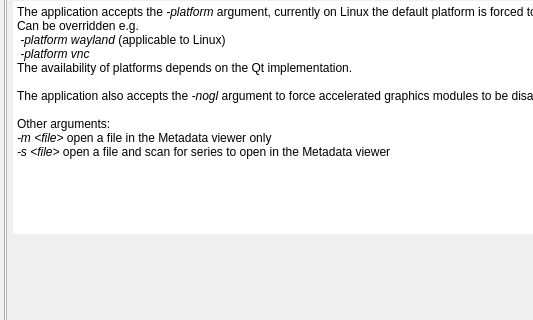
The window that GUI/settingswidget.ui (AlizaMedicalImaging/AlizaMS) describes before a commit, drawn with Qt 5; both pictures show x 0 to 533 and y 148 to 468 of the 1005 by 653 pixel window.
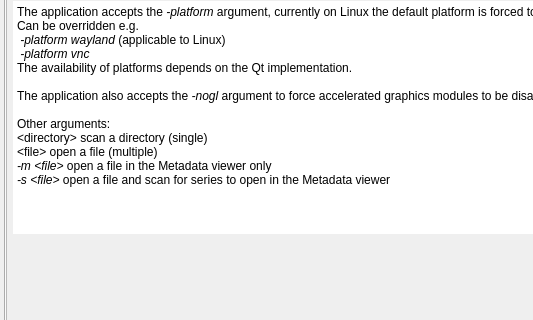
The same window after the commit. The open tabs and pages were chosen to show the change.

What changed in the file:
```diff
--- a/GUI/settingswidget.ui
+++ b/GUI/settingswidget.ui
@@ -825,8 +825,11 @@
 &lt;p align=&quot;justify&quot; style=&quot; margin-top:0px; margin-bottom:0px; margin-left:0px; margin-right:0px; -qt-block-indent:0; text-indent:0px;&quot;&gt;The application also accepts the &lt;span style=&quot; font-style:italic;&quot;&gt;-nogl&lt;/span&gt; argument to force accelerated graphics modules to be disabled.&lt;/p&gt;
 &lt;p align=&quot;justify&quot; style=&quot;-qt-paragraph-type:empty; margin-top:0px; margin-bottom:0px; margin-left:0px; margin-right:0px; -qt-block-indent:0; text-indent:0px;&quot;&gt;&lt;br /&gt;&lt;/p&gt;
 &lt;p align=&quot;justify&quot; style=&quot; margin-top:0px; margin-bottom:0px; margin-left:0px; margin-right:0px; -qt-block-indent:0; text-indent:0px;&quot;&gt;Other arguments:&lt;/p&gt;
+&lt;p align=&quot;justify&quot; style=&quot; margin-top:0px; margin-bottom:0px; margin-left:0px; margin-right:0px; -qt-block-indent:0; text-indent:0px;&quot;&gt;&amp;lt;directory&amp;gt; scan a directory (single)&lt;/p&gt;
+&lt;p align=&quot;justify&quot; style=&quot; margin-top:0px; margin-bottom:0px; margin-left:0px; margin-right:0px; -qt-block-indent:0; text-indent:0px;&quot;&gt;&amp;lt;file&amp;gt; open a file (multiple)&lt;/p&gt;
 &lt;p align=&quot;justify&quot; style=&quot; margin-top:0px; margin-bottom:0px; margin-left:0px; margin-right:0px; -qt-block-indent:0; text-indent:0px;&quot;&gt;&lt;span style=&quot; font-style:italic;&quot;&gt;-m &amp;lt;file&amp;gt;&lt;/span&gt; open a file in the Metadata viewer only&lt;/p&gt;
-&lt;p align=&quot;justify&quot; style=&quot; margin-top:0px; margin-bottom:0px; margin-left:0px; margin-right:0px; -qt-block-indent:0; text-indent:0px;&quot;&gt;&lt;span style=&quot; font-style:italic;&quot;&gt;-s &amp;lt;file&amp;gt;&lt;/span&gt; open a file and scan for series to open in the Metadata viewer&lt;/p&gt;&lt;/body&gt;&lt;/html&gt;</string>
+&lt;p align=&quot;justify&quot; style=&quot; margin-top:0px; margin-bottom:0px; margin-left:0px; margin-right:0px; -qt-block-indent:0; text-indent:0px;&quot;&gt;&lt;span style=&quot; font-style:italic;&quot;&gt;-s &amp;lt;file&amp;gt;&lt;/span&gt; open a file and scan for series to open in the Metadata viewer&lt;/p&gt;
+&lt;p align=&quot;justify&quot; style=&quot;-qt-paragraph-type:empty; margin-top:0px; margin-bottom:0px; margin-left:0px; margin-right:0px; -qt-block-indent:0; text-indent:0px;&quot;&gt;&lt;br /&gt;&lt;/p&gt;&lt;/body&gt;&lt;/html&gt;</string>
              </property>
              <property name="openLinks">
               <bool>false</bool>
```
